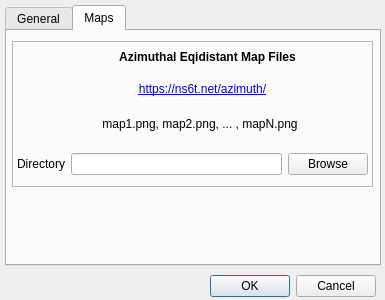
Above: settingsdialog.ui from no3m/client before the change. Below: the same form after it.
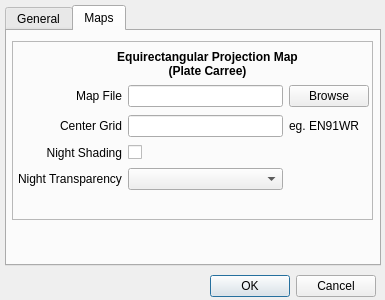
That is the form after the change. The open tabs and pages were chosen to show the change.

```diff
--- a/settingsdialog.ui
+++ b/settingsdialog.ui
@@ -188,7 +188,7 @@
        <x>5</x>
        <y>10</y>
        <width>361</width>
-       <height>146</height>
+       <height>179</height>
       </rect>
      </property>
      <property name="frameShape">
@@ -200,20 +200,34 @@
      <widget class="QWidget" name="gridLayoutWidget_2">
       <property name="geometry">
        <rect>
-        <x>5</x>
-        <y>105</y>
+        <x>6</x>
+        <y>42</y>
         <width>351</width>
-        <height>36</height>
+        <height>111</height>
        </rect>
       </property>
       <layout class="QGridLayout" name="gridLayout_10">
-       <item row="0" column="1">
-        <widget class="QLineEdit" name="mapDirectory"/>
+       <item row="1" column="0">
+        <widget class="QLabel" name="label_7">
+         <property name="text">
+          <string>Center Grid</string>
+         </property>
+         <property name="alignment">
+          <set>Qt::AlignRight|Qt::AlignTrailing|Qt::AlignVCenter</set>
+         </property>
+        </widget>
+       </item>
+       <item row="1" column="2">
+        <widget class="QLabel" name="label_8">
+         <property name="text">
+          <string>eg. EN91WR</string>
+         </property>
+        </widget>
        </item>
        <item row="0" column="0">
         <widget class="QLabel" name="label_43">
          <property name="text">
-          <string>Directory</string>
+          <string>Map File</string>
          </property>
          <property name="alignment">
           <set>Qt::AlignRight|Qt::AlignTrailing|Qt::AlignVCenter</set>
@@ -248,6 +262,39 @@
          </property>
         </widget>
        </item>
+       <item row="0" column="1">
+        <widget class="QLineEdit" name="mapFile"/>
+       </item>
+       <item row="1" column="1">
+        <widget class="QLineEdit" name="gridLocator"/>
+       </item>
+       <item row="2" column="0">
+        <widget class="QLabel" name="label_9">
+         <property name="text">
+          <string>Night Shading</string>
+         </property>
+         <property name="alignment">
+          <set>Qt::AlignRight|Qt::AlignTrailing|Qt::AlignVCenter</set>
+         </property>
+        </widget>
+       </item>
+       <item row="2" column="1">
+        <widget class="QCheckBox" name="cbNightShade">
+         <property name="text">
+          <string/>
+         </property>
+        </widget>
+       </item>
+       <item row="3" column="0">
+        <widget class="QLabel" name="label_10">
+         <property name="text">
+          <string>Night Transparency</string>
+         </property>
+        </widget>
+       </item>
+       <item row="3" column="1">
+        <widget class="QComboBox" name="cbNightTransparency"/>
+       </item>
       </layout>
      </widget>
      <widget class="QLabel" name="label_184">
@@ -256,7 +303,7 @@
         <x>65</x>
         <y>5</y>
         <width>261</width>
-        <height>21</height>
+        <height>35</height>
        </rect>
       </property>
       <property name="font">
@@ -266,42 +313,8 @@
        </font>
       </property>
       <property name="text">
-       <string>Azimuthal Eqidistant Map Files</string>
-      </property>
-      <property name="alignment">
-       <set>Qt::AlignCenter</set>
-      </property>
-     </widget>
-     <widget class="QLabel" name="label_185">
-      <property name="geometry">
-       <rect>
-        <x>95</x>
-        <y>35</y>
-        <width>191</width>
-        <height>26</height>
-       </rect>
-      </property>
-      <property name="text">
-       <string>&lt;a href=&quot;https://ns6t.net/azimuth/&quot;&gt;https://ns6t.net/azimuth/&lt;/a&gt;</string>
-      </property>
-      <property name="alignment">
-       <set>Qt::AlignCenter</set>
-      </property>
-      <property name="openExternalLinks">
-       <bool>true</bool>
-      </property>
-     </widget>
-     <widget class="QLabel" name="label_45">
-      <property name="geometry">
-       <rect>
-        <x>50</x>
-        <y>70</y>
-        <width>276</width>
-        <height>26</height>
-       </rect>
-      </property>
-      <property name="text">
-       <string>map1.png, map2.png, ... , mapN.png</string>
+       <string>Equirectangular Projection Map
+(Plate Carree)</string>
       </property>
       <property name="alignment">
        <set>Qt::AlignCenter</set>
```
